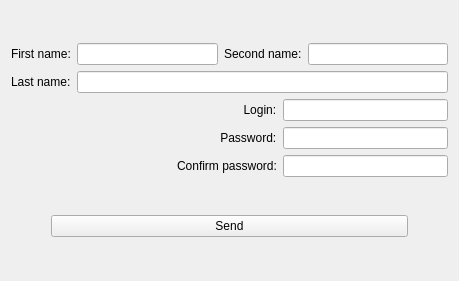
Before: the Qt Designer form Projekt/Projekt/registration.ui in Fytyny/Projekt, drawn with Qt 5.
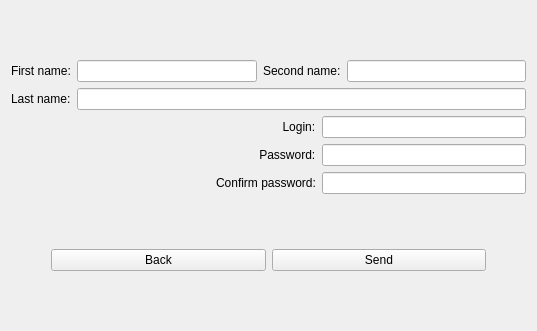
After: the same form once the commit is applied.

Diff of the .ui file:
```diff
--- a/Projekt/Projekt/registration.ui
+++ b/Projekt/Projekt/registration.ui
@@ -6,8 +6,8 @@
    <rect>
     <x>0</x>
     <y>0</y>
-    <width>459</width>
-    <height>281</height>
+    <width>537</width>
+    <height>331</height>
    </rect>
   </property>
   <property name="windowTitle">
@@ -153,6 +153,13 @@
          </property>
         </spacer>
        </item>
+       <item>
+        <widget class="QPushButton" name="pushButton">
+         <property name="text">
+          <string>Back</string>
+         </property>
+        </widget>
+       </item>
        <item>
         <widget class="QPushButton" name="send">
          <property name="text">
```
Left out of the diff: 25 changed lines with no effect on the pictures.
